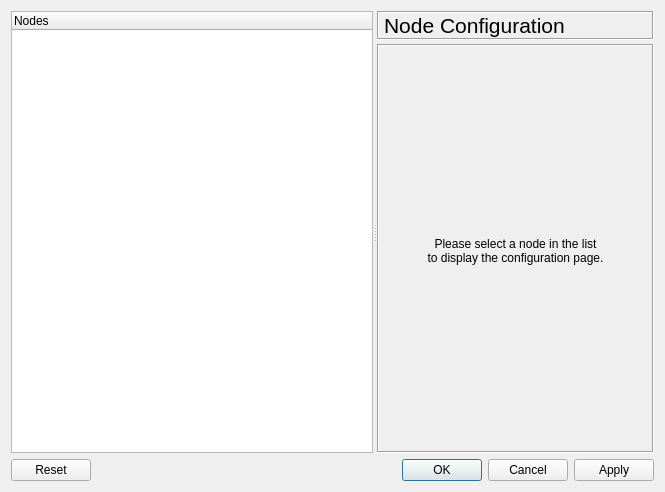
Above: src/GNS3/Ui/Form_NodeConfigurator.ui from GNS3/gns3-legacy before the change. Below: the same form after it.
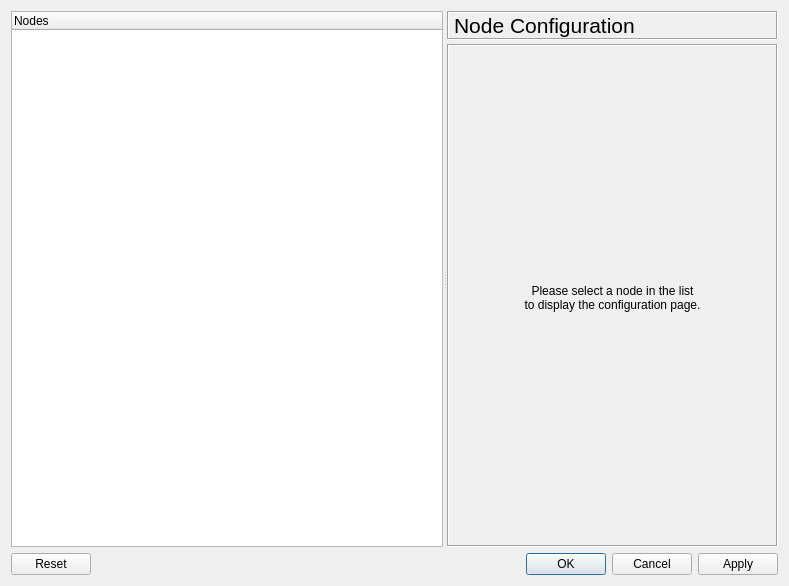
That is the form after the change. Icons and pictures are not drawn.

```diff
--- a/src/GNS3/Ui/Form_NodeConfigurator.ui
+++ b/src/GNS3/Ui/Form_NodeConfigurator.ui
@@ -5,8 +5,8 @@
    <rect>
     <x>0</x>
     <y>0</y>
-    <width>665</width>
-    <height>492</height>
+    <width>789</width>
+    <height>586</height>
    </rect>
   </property>
   <property name="windowTitle" >
```
